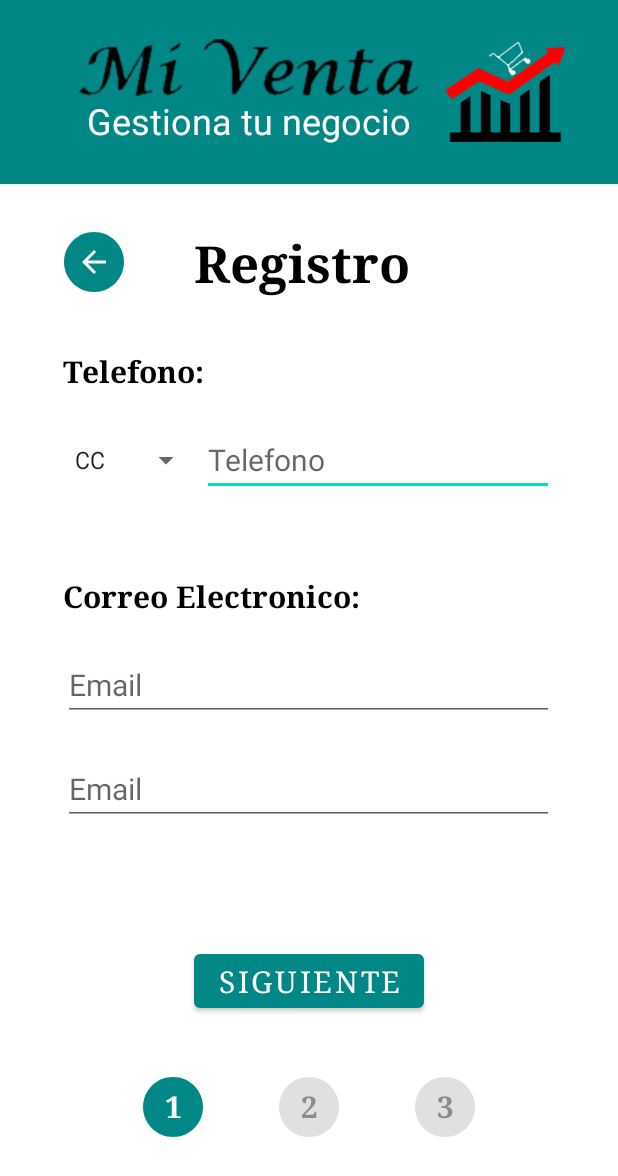
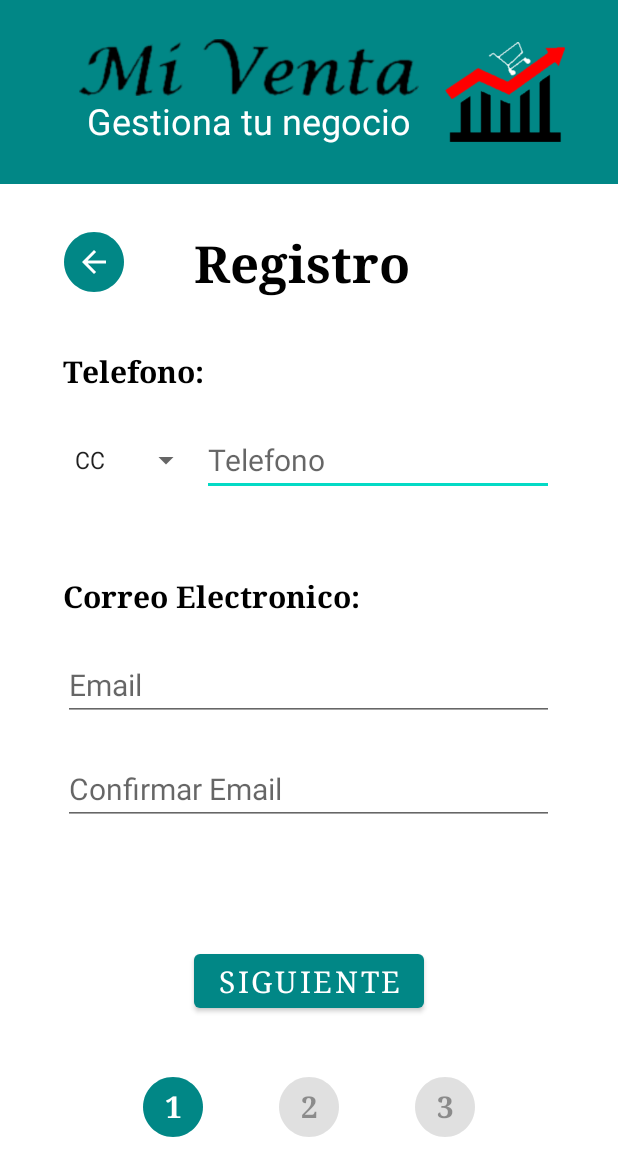
Before and after one commit to FelipeMz-dev/MiVenta, an Android app: the Registro screen opened directly, with no data from a screen before it, on a phone screen of 412 x 824 dp. Shown: the top 1176 px of the screen. Run offline under Robolectric (Android 15) with nearby library versions, the phone set to English and light mode, and no system bars; our stand-ins replace Volley.

Commit message:
commit hint actualizado

```diff
--- a/app/src/main/res/layout/activity_registro.xml
+++ b/app/src/main/res/layout/activity_registro.xml
@@ -238,7 +238,7 @@
                     android:layout_height="wrap_content"
                     android:layout_marginTop="32px"
                     android:ems="10"
-                    android:hint="@string/hint_email"
+                    android:hint="@string/hint_cemail"
                     android:inputType="textPersonName"
                     android:minHeight="48dp"
                     android:textSize="20sp" />
--- a/app/src/main/res/values/strings.xml
+++ b/app/src/main/res/values/strings.xml
@@ -4,6 +4,7 @@
     <string name="hint_apellidos">Apellidos</string>
     <string name="hint_telefono">Telefono</string>
     <string name="hint_email">Email</string>
+    <string name="hint_cemail">Confirmar Email</string>
     <string name="hint_contrasena">Contraseña</string>
     <string name="hint_negocio">Negocio</string>
     <string name="app_name">mi_plataforma_conectBD</string>
```
